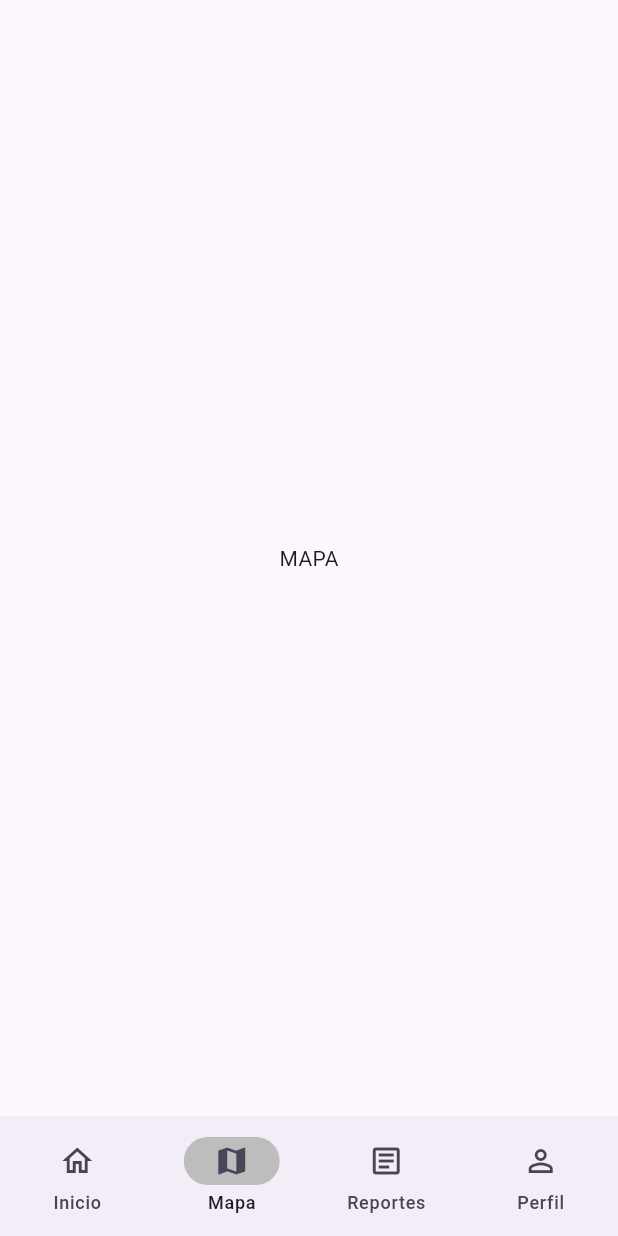
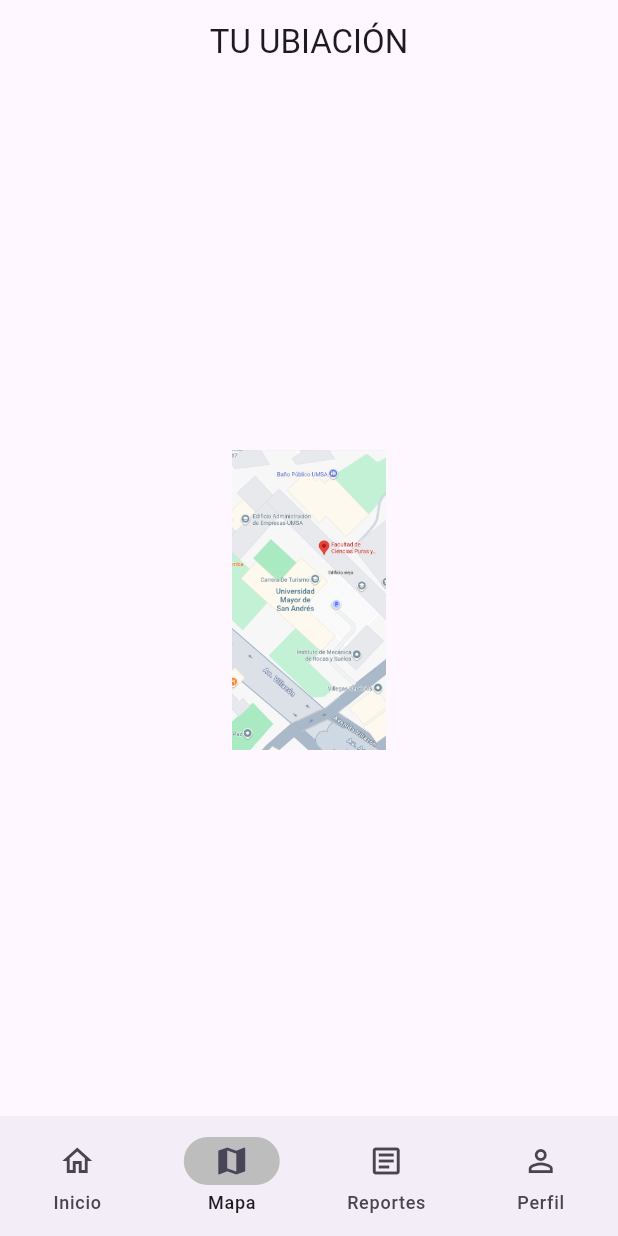
Before and after one commit to dorkzos/grupo10_proyectoFlutter_avanzado, a Flutter app: the NavigationExample screen opened directly, item 2 of the bottom bar chosen, on a phone screen of 412 x 824 dp. Run offline on Flutter 3.47's test engine with Material 3 defaults, Android fonts, the phone set to English and light mode, and no system bars.

Commit message:
actualizacion pubspec.yaml

```diff
--- a/lib/componentes/barra_de_navegacion.dart
+++ b/lib/componentes/barra_de_navegacion.dart
@@ -1,5 +1,6 @@
 import 'package:flutter/material.dart';
-import 'package:sesion2/pantallas/inicio.dart';
+import 'package:proyectofinal_grupo10_avansado/pantallas/inicio.dart';
+import 'package:proyectofinal_grupo10_avansado/pantallas/mapa.dart';
 
 
 class NavigationBarApp extends StatelessWidget {
@@ -76,9 +77,7 @@ class _NavigationExampleState extends State<NavigationExample> {
         Inicio(),
 
         /// PAGINA DE MAPA
-        const Center(
-          child: Text('MAPA'),
-        ),
+        MapaDeBusqueda(),
 
         /// Historial de reportes
         const Center(
--- a/lib/main.dart
+++ b/lib/main.dart
@@ -1,5 +1,5 @@
 import 'package:flutter/material.dart';
-import 'package:sesion2/pantallas/login.dart';
+import 'package:proyectofinal_grupo10_avansado/pantallas/login.dart';
 
 void main() {
   runApp(const MainApp());
--- a/lib/pantallas/login.dart
+++ b/lib/pantallas/login.dart
@@ -1,5 +1,5 @@
 import 'package:flutter/material.dart';
-import 'package:sesion2/componentes/barra_de_navegacion.dart';
+import 'package:proyectofinal_grupo10_avansado/componentes/barra_de_navegacion.dart';
 
 class Login extends StatefulWidget {
   const Login({super.key});
--- a/lib/pantallas/mapa.dart
+++ b/lib/pantallas/mapa.dart
@@ -0,0 +1,26 @@
+import 'package:flutter/material.dart';
+
+class MapaDeBusqueda extends StatelessWidget {
+  const MapaDeBusqueda({super.key});
+
+  @override
+  Widget build(BuildContext context) {
+    return Scaffold(
+      appBar: AppBar(
+        centerTitle: true,
+        title: const Text('TU UBIACIÓN'),
+      ),
+      body: Center(
+        child: Column(
+          mainAxisAlignment: MainAxisAlignment.center,
+          children: [
+            Image.asset('assets/images/mapa.png',
+              width: 200,
+              height: 200,
+            )
+          ]
+        ),
+      ),
+    );
+  }
+}
```
Also changed, not shown: assets/images/mapa.png (added).
